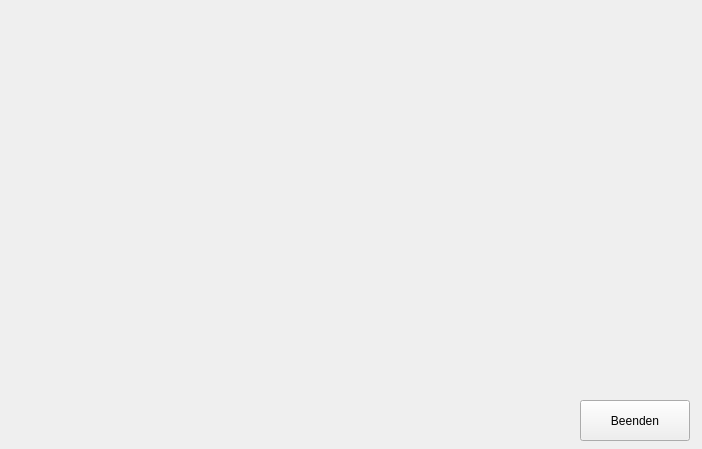
Old version of the form photoBooth.ui in the repository Nepomuk/photobooth.
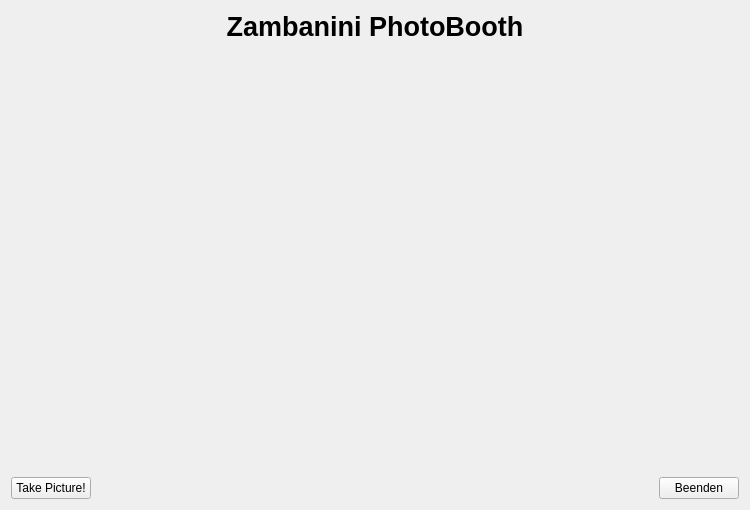
New version of the form.

Commit message: Included a first version of webcam into GUI.

Patch:
```diff
--- a/photoBooth.ui
+++ b/photoBooth.ui
@@ -6,29 +6,72 @@
    <rect>
     <x>0</x>
     <y>0</y>
-    <width>702</width>
-    <height>449</height>
+    <width>750</width>
+    <height>510</height>
    </rect>
   </property>
   <property name="windowTitle">
    <string>Form</string>
   </property>
-  <widget class="QPushButton" name="pushButton_quit">
-   <property name="enabled">
-    <bool>true</bool>
-   </property>
-   <property name="geometry">
-    <rect>
-     <x>580</x>
-     <y>400</y>
-     <width>110</width>
-     <height>41</height>
-    </rect>
-   </property>
-   <property name="text">
-    <string>Beenden</string>
-   </property>
-  </widget>
+  <layout class="QVBoxLayout" name="verticalLayout">
+   <item>
+    <widget class="QLabel" name="label_title">
+     <property name="text">
+      <string notr="true">&lt;html&gt;&lt;head/&gt;&lt;body&gt;&lt;p&gt;&lt;span style=&quot; font-size:20pt; font-weight:600;&quot;&gt;Zambanini PhotoBooth&lt;/span&gt;&lt;/p&gt;&lt;/body&gt;&lt;/html&gt;</string>
+     </property>
+     <property name="alignment">
+      <set>Qt::AlignCenter</set>
+     </property>
+    </widget>
+   </item>
+   <item>
+    <widget class="QLabel" name="label_photo">
+     <property name="sizePolicy">
+      <sizepolicy hsizetype="Preferred" vsizetype="Expanding">
+       <horstretch>0</horstretch>
+       <verstretch>0</verstretch>
+      </sizepolicy>
+     </property>
+     <property name="text">
+      <string/>
+     </property>
+    </widget>
+   </item>
+   <item>
+    <layout class="QHBoxLayout" name="bottomRow">
+     <item>
+      <widget class="QPushButton" name="pushButton_capture">
+       <property name="text">
+        <string>Take Picture!</string>
+       </property>
+      </widget>
+     </item>
+     <item>
+      <spacer name="horizontalSpacer">
+       <property name="orientation">
+        <enum>Qt::Horizontal</enum>
+       </property>
+       <property name="sizeHint" stdset="0">
+        <size>
+         <width>40</width>
+         <height>20</height>
+        </size>
+       </property>
+      </spacer>
+     </item>
+     <item>
+      <widget class="QPushButton" name="pushButton_quit">
+       <property name="enabled">
+        <bool>true</bool>
+       </property>
+       <property name="text">
+        <string>Beenden</string>
+       </property>
+      </widget>
+     </item>
+    </layout>
+   </item>
+  </layout>
  </widget>
  <resources/>
  <connections/>
```
Left out of the diff: 2 changed lines with no effect on the pictures. The commit also changes 1 other file.
